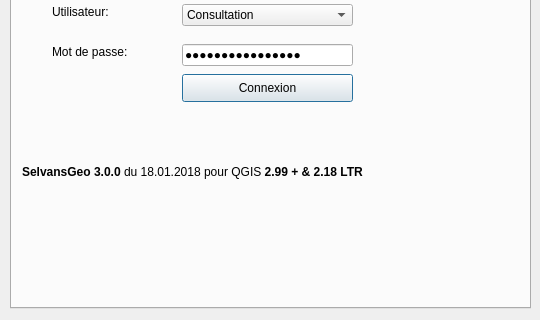
Qt form ui_selvansgeo.ui (sitn/SelvansGeo) before a commit; both pictures show x 0 to 540 and y 282 to 602 of the 540 by 602 pixel window.
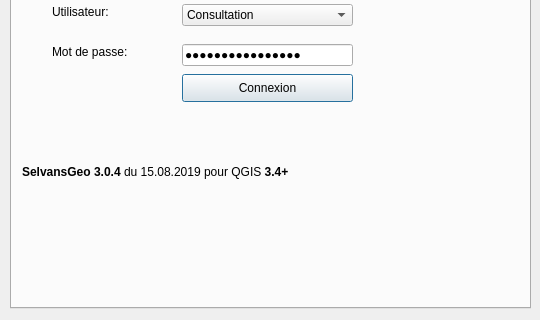
The same form after that commit.

Commit message: Add GUI compile files & re-compile GUI

Patch:
```diff
--- a/ui_selvansgeo.ui
+++ b/ui_selvansgeo.ui
@@ -286,7 +286,7 @@
          </rect>
         </property>
         <property name="text">
-         <string>&lt;html&gt;&lt;head/&gt;&lt;body&gt;&lt;p&gt;&lt;span style=&quot; font-weight:600;&quot;&gt;SelvansGeo 3.0.0&lt;/span&gt; du 18.01.2018 pour QGIS &lt;span style=&quot; font-weight:600;&quot;&gt;2.99 + &amp;amp; 2.18 LTR&lt;/span&gt;&lt;/p&gt;&lt;/body&gt;&lt;/html&gt;</string>
+         <string>&lt;html&gt;&lt;head/&gt;&lt;body&gt;&lt;p&gt;&lt;span style=&quot; font-weight:600;&quot;&gt;SelvansGeo 3.0.4&lt;/span&gt; du 15.08.2019 pour QGIS &lt;span style=&quot; font-weight:600;&quot;&gt;3.4+&lt;/span&gt;&lt;/p&gt;&lt;/body&gt;&lt;/html&gt;</string>
         </property>
        </widget>
       </widget>
```
The commit also changes 4 other files.
